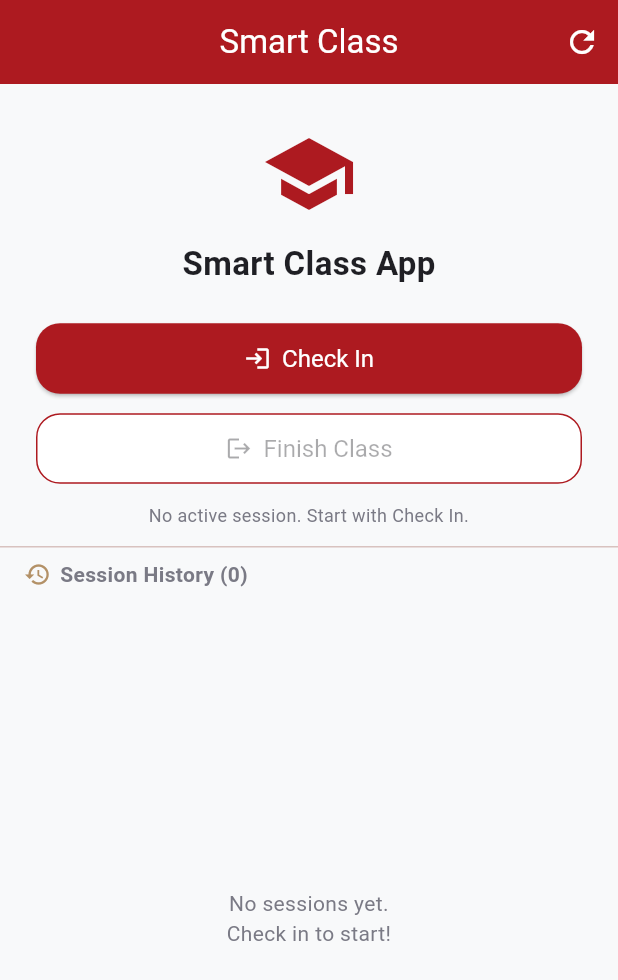
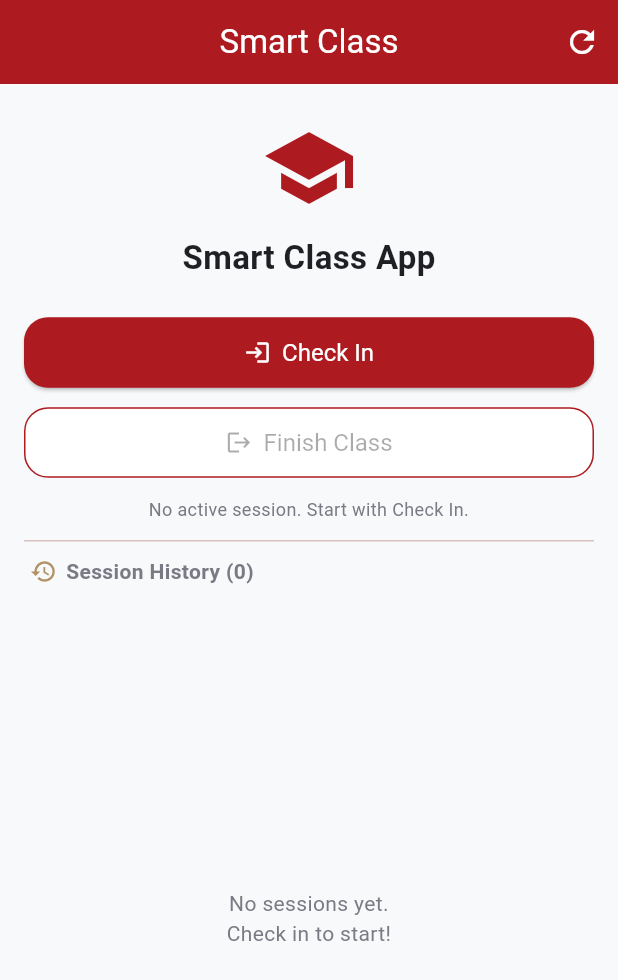
Before and after one commit to EaindrayMFU26/Lab_Test_6731503052, a Flutter app: the screen it shows after launch, on a phone screen of 412 x 824 dp. Shown: the top 980 px of the screen. Run offline on Flutter 3.47's test engine with Material 3 defaults, Android fonts, the phone set to English and light mode, and no system bars; our stand-ins replace cloud_firestore, firebase_core, geolocator, shared_preferences; missing offline and left inert: geolocator_platform_interface, mobile_scanner; accounts and stored records are empty.

Commit message:
Improve responsive layout for browser and mobile screens

```diff
--- a/smart_class_app/lib/screens/home_screen.dart
+++ b/smart_class_app/lib/screens/home_screen.dart
@@ -42,6 +42,11 @@ class _HomeScreenState extends State<HomeScreen> {
 
   @override
   Widget build(BuildContext context) {
+    final width = MediaQuery.sizeOf(context).width;
+    final isWide = width >= 980;
+    final isTablet = width >= 700;
+    final horizontalPadding = isWide ? 28.0 : (isTablet ? 22.0 : 16.0);
+
     return Scaffold(
       appBar: AppBar(
         title: const Text('Smart Class'),
@@ -54,19 +59,57 @@ class _HomeScreenState extends State<HomeScreen> {
           ),
         ],
       ),
-      body: Column(
+      body: Center(
+        child: ConstrainedBox(
+          constraints: const BoxConstraints(maxWidth: 1200),
+          child: Padding(
+            padding: EdgeInsets.symmetric(horizontal: horizontalPadding),
+            child: isWide
+                ? Row(
+                    crossAxisAlignment: CrossAxisAlignment.start,
                     children: [
-          // ── App header + action buttons ──────────────────────────────
+                      Expanded(
+                        flex: 4,
+                        child: Padding(
+                          padding: const EdgeInsets.only(top: 28, right: 20),
+                          child: _buildHeaderAndActions(isTablet),
+                        ),
+                      ),
+                      Expanded(
+                        flex: 6,
+                        child: Padding(
+                          padding: const EdgeInsets.only(top: 20),
+                          child: _buildHistorySection(),
+                        ),
+                      ),
+                    ],
+                  )
+                : Column(
+                    children: [
                       Padding(
-            padding: const EdgeInsets.fromLTRB(24, 28, 24, 12),
-            child: Column(
+                        padding: EdgeInsets.fromLTRB(
+                            isTablet ? 8 : 0, 24, isTablet ? 8 : 0, 12),
+                        child: _buildHeaderAndActions(isTablet),
+                      ),
+                      Expanded(child: _buildHistorySection()),
+                    ],
+                  ),
+          ),
+        ),
+      ),
+    );
+  }
+
+  Widget _buildHeaderAndActions(bool isTablet) {
+    return Column(
       children: [
-                const Icon(Icons.school, size: 64, color: AppColors.primaryRed),
+        Icon(Icons.school,
+            size: isTablet ? 72 : 64, color: AppColors.primaryRed),
         const SizedBox(height: 12),
-                const Text(
+        Text(
           'Smart Class App',
           style: TextStyle(
-                    fontSize: 22,
+            fontSize: isTablet ? 24 : 22,
             fontWeight: FontWeight.bold,
             color: AppColors.primaryText,
           ),
@@ -83,9 +126,8 @@ class _HomeScreenState extends State<HomeScreen> {
               padding: const EdgeInsets.symmetric(vertical: 14),
               textStyle: const TextStyle(fontSize: 16),
             ),
-                    onPressed: _activeSession == null
-                        ? () => _navigate(const CheckInScreen())
-                        : null,
+            onPressed:
+                _activeSession == null ? () => _navigate(const CheckInScreen()) : null,
           ),
         ),
         const SizedBox(height: 12),
@@ -97,9 +139,8 @@ class _HomeScreenState extends State<HomeScreen> {
             style: OutlinedButton.styleFrom(
               padding: const EdgeInsets.symmetric(vertical: 14),
               textStyle: const TextStyle(fontSize: 16),
-                      backgroundColor: _activeSession == null
-                          ? AppColors.white
-                          : AppColors.cream,
+              backgroundColor:
+                  _activeSession == null ? AppColors.white : AppColors.cream,
             ),
             onPressed: _activeSession == null
                 ? null
@@ -118,13 +159,15 @@ class _HomeScreenState extends State<HomeScreen> {
           textAlign: TextAlign.center,
         ),
       ],
-            ),
-          ),
+    );
+  }
 
-          // ── Session history ──────────────────────────────────────────
+  Widget _buildHistorySection() {
+    return Column(
+      children: [
         const Divider(height: 1),
         Padding(
-            padding: const EdgeInsets.symmetric(horizontal: 16, vertical: 8),
+          padding: const EdgeInsets.symmetric(horizontal: 4, vertical: 10),
           child: Row(
             children: [
               const Icon(Icons.history, size: 18, color: AppColors.softGold),
@@ -149,23 +192,19 @@ class _HomeScreenState extends State<HomeScreen> {
                   ),
                 )
               : ListView.separated(
-                    padding: const EdgeInsets.fromLTRB(12, 0, 12, 16),
+                  padding: const EdgeInsets.fromLTRB(0, 0, 0, 16),
                   itemCount: _sessions.length,
                   separatorBuilder: (_, __) => const SizedBox(height: 6),
                   itemBuilder: (context, index) {
                     final s = _sessions[index];
-                      final isCompleted =
-                          s.status == SessionStatus.completed;
+                    final isCompleted = s.status == SessionStatus.completed;
                     return Card(
                       child: ListTile(
                         leading: CircleAvatar(
-                            backgroundColor: isCompleted
-                                ? AppColors.cream
-                                : AppColors.lightGrayBg,
+                          backgroundColor:
+                              isCompleted ? AppColors.cream : AppColors.lightGrayBg,
                           child: Icon(
-                              isCompleted
-                                  ? Icons.check_circle
-                                  : Icons.pending,
+                            isCompleted ? Icons.check_circle : Icons.pending,
                             color: isCompleted
                                 ? AppColors.softGold
                                 : AppColors.primaryRed,
@@ -193,9 +232,8 @@ class _HomeScreenState extends State<HomeScreen> {
                                   : AppColors.darkRed,
                             ),
                           ),
-                            backgroundColor: isCompleted
-                                ? AppColors.cream
-                                : AppColors.lightGrayBg,
+                          backgroundColor:
+                              isCompleted ? AppColors.cream : AppColors.lightGrayBg,
                           padding: EdgeInsets.zero,
                         ),
                       ),
@@ -204,7 +242,6 @@ class _HomeScreenState extends State<HomeScreen> {
                 ),
         ),
       ],
-      ),
     );
   }
 
```
Also changed, not shown: smart_class_app/lib/screens/check_in_screen.dart (+13 -2 lines), smart_class_app/lib/screens/finish_class_screen.dart (+13 -2 lines). Lines whose indentation alone changed are shown as unchanged.
